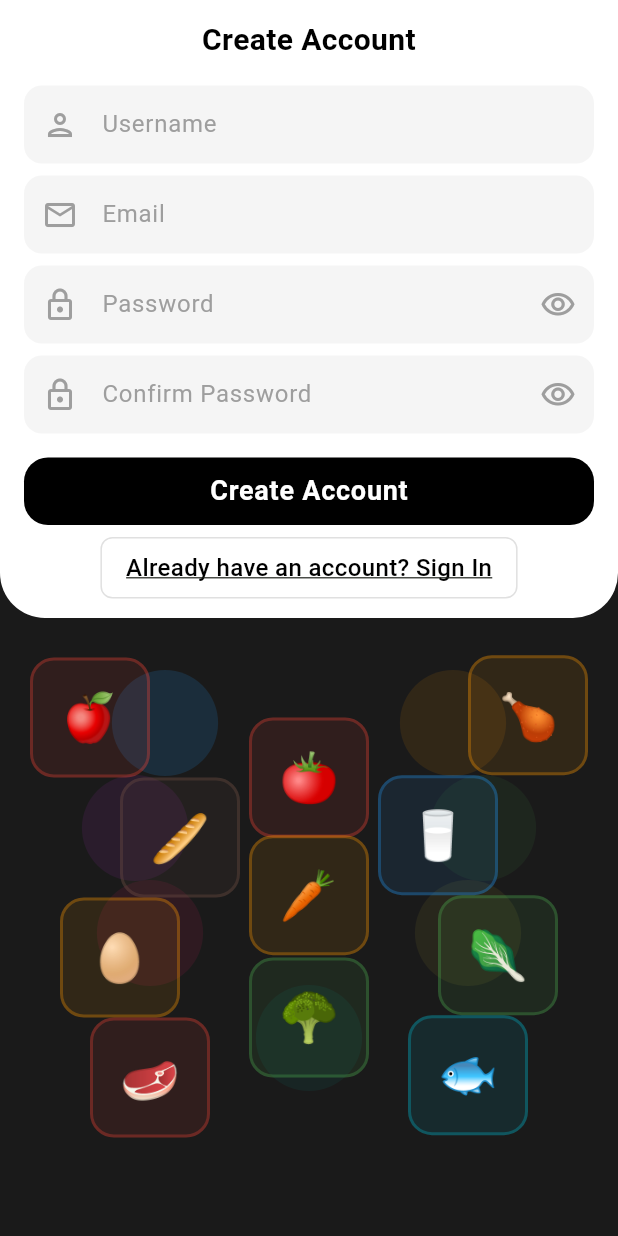
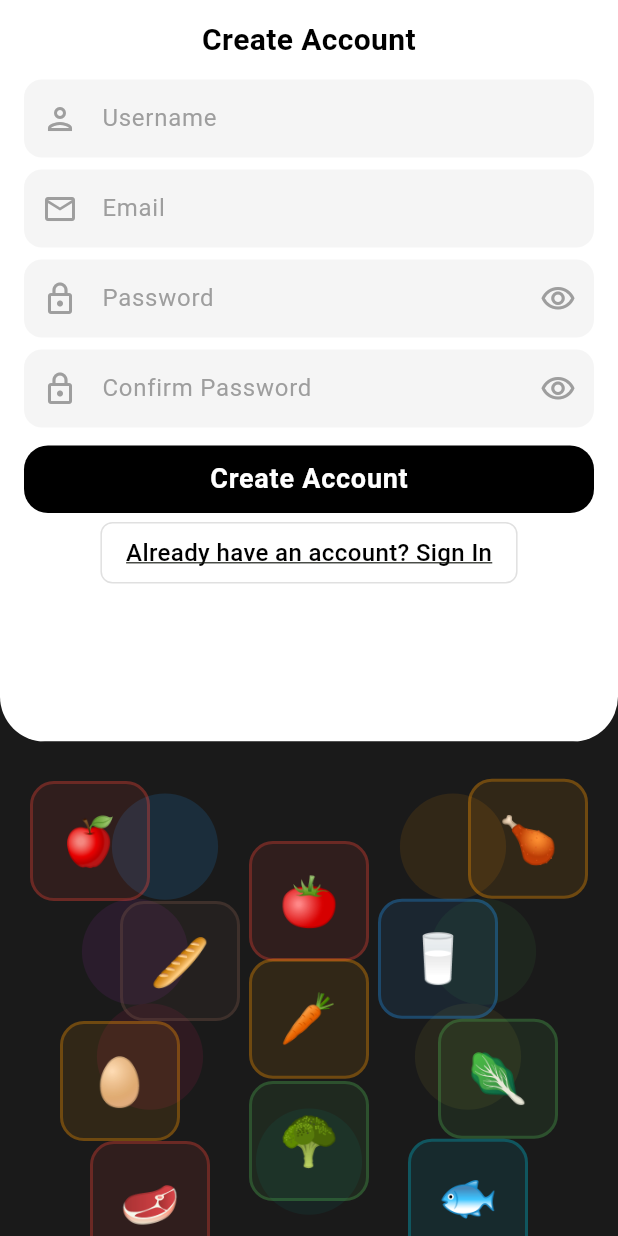
Before and after one commit to opxah/freshsave-mobile-app-2, a Flutter app: the SignUpScreen screen opened directly, on a phone screen of 412 x 824 dp. Run offline on Flutter 3.47's test engine with Material 3 defaults, Android fonts, the phone set to English and light mode, and no system bars; missing offline and left inert: mobile_scanner.

Commit message:
Fix bottom overflow issue in signup screen - adjust flex ratios and add scrolling

```diff
--- a/lib/screens/signup_screen.dart
+++ b/lib/screens/signup_screen.dart
@@ -143,9 +143,9 @@ class _SignUpScreenState extends State<SignUpScreen>
         bottom: false,
         child: Column(
           children: [
-            // Top section with signup form (50%)
+            // Top section with signup form (60% - increased to prevent overflow)
             Expanded(
-              flex: 5,
+              flex: 6,
               child: Container(
                 decoration: const BoxDecoration(
                   color: Colors.white,
@@ -159,7 +159,7 @@ class _SignUpScreenState extends State<SignUpScreen>
                     // Dismiss keyboard when tapping outside form fields
                     FocusScope.of(context).unfocus();
                   },
-                  child: Padding(
+                  child: SingleChildScrollView(
                     padding: const EdgeInsets.symmetric(horizontal: 16.0, vertical: 8.0),
                     child: Form(
                       key: _formKey,
@@ -181,7 +181,7 @@ class _SignUpScreenState extends State<SignUpScreen>
                           ),
                         ),
 
-                        const SizedBox(height: 16),
+                        const SizedBox(height: 12),
 
                         // Username Field
                         TextFormField(
@@ -402,7 +402,7 @@ class _SignUpScreenState extends State<SignUpScreen>
                           },
                         ),
 
-                        const SizedBox(height: 16),
+                        const SizedBox(height: 12),
 
                         // Create Account Button
                         SizedBox(
@@ -439,7 +439,7 @@ class _SignUpScreenState extends State<SignUpScreen>
                           ),
                         ),
 
-                        const SizedBox(height: 8),
+                        const SizedBox(height: 6),
 
                         // Sign In link
                         Center(
@@ -466,7 +466,7 @@ class _SignUpScreenState extends State<SignUpScreen>
                           ),
                         ),
 
-                        const SizedBox(height: 8), // Minimal bottom padding
+                        const SizedBox(height: 4), // Minimal bottom padding
                       ],
                     ),
                   ),
@@ -475,9 +475,9 @@ class _SignUpScreenState extends State<SignUpScreen>
               ),
             ),
 
-            // Bottom section with food animations (50%)
+            // Bottom section with food animations (40% - adjusted to balance with form)
             Expanded(
-              flex: 5,
+              flex: 4,
               child: Container(
                 decoration: const BoxDecoration(
                   color: Color(0xFF1A1A1A),
```
